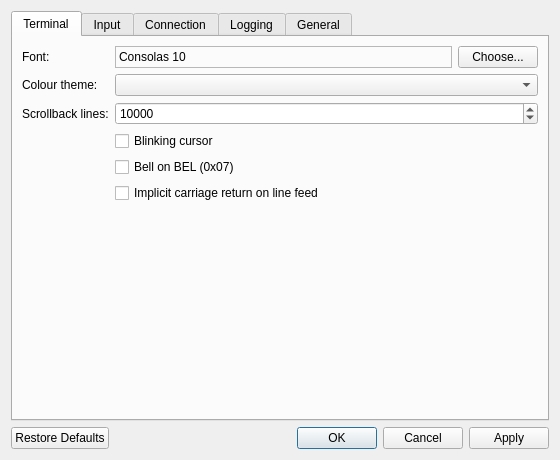
Old version of the form src/dialogs/PreferencesDialog.ui in the repository moseschanxx/SerialUtility.
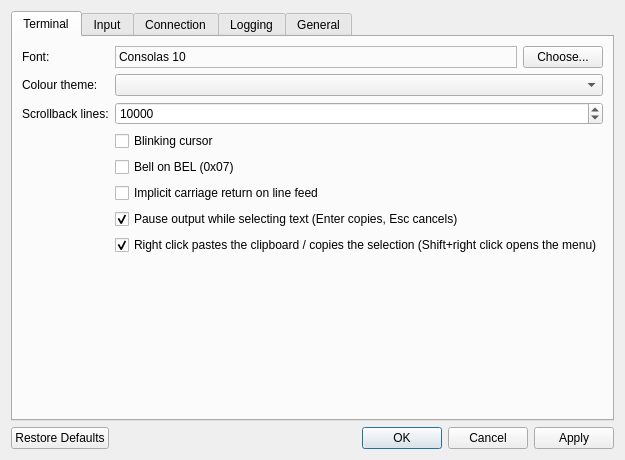
New version of the form.

Commit message: Add cmd.exe-style mark mode, right-click paste/copy, and full Clear (0.2.0)

What changed in the file:
```diff
--- a/src/dialogs/PreferencesDialog.ui
+++ b/src/dialogs/PreferencesDialog.ui
@@ -115,6 +115,32 @@
          </property>
         </widget>
        </item>
+       <item row="6" column="1">
+        <widget class="QCheckBox" name="pauseWhileSelectingCheck">
+         <property name="toolTip">
+          <string>Like the Windows console: starting a selection freezes the display while incoming bytes queue up. Enter copies the selection and resumes, Esc cancels. Also in View &gt; Pause Output While Selecting.</string>
+         </property>
+         <property name="text">
+          <string>Pause output while selecting text (Enter copies, Esc cancels)</string>
+         </property>
+         <property name="checked">
+          <bool>true</bool>
+         </property>
+        </widget>
+       </item>
+       <item row="7" column="1">
+        <widget class="QCheckBox" name="rightClickPastesCheck">
+         <property name="toolTip">
+          <string>Like cmd.exe QuickEdit: a right click pastes the clipboard, or copies the selected text when there is a selection. The context menu opens with Shift+right click, the Menu key or Shift+F10. Also in View &gt; Right Click Pastes.</string>
+         </property>
+         <property name="text">
+          <string>Right click pastes the clipboard / copies the selection (Shift+right click opens the menu)</string>
+         </property>
+         <property name="checked">
+          <bool>true</bool>
+         </property>
+        </widget>
+       </item>
       </layout>
      </widget>
      <widget class="QWidget" name="tabInput">
```
The commit also changes 28 other files.
